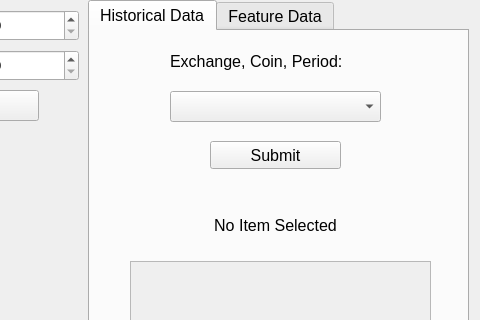
Old version of the form project/grapher.ui in the repository cluster-ai/Automarket; both pictures show x 592 to 1072 and y 0 to 320 of the 1072 by 712 pixel window.
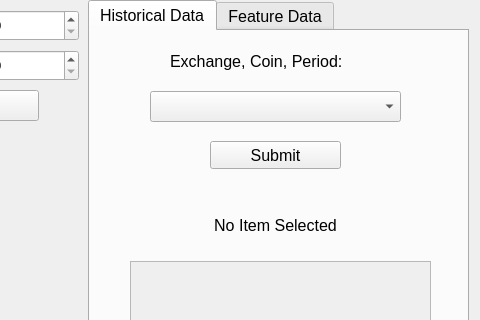
New version of the form.

Commit message: Implemented historical combobox selection, when submitted it now loads data into hist scroll widget and updates scroll label

Patch:
```diff
--- a/project/grapher.ui
+++ b/project/grapher.ui
@@ -50,9 +50,9 @@
      <widget class="QComboBox" name="index_id_box">
       <property name="geometry">
        <rect>
-        <x>80</x>
+        <x>60</x>
         <y>60</y>
-        <width>211</width>
+        <width>251</width>
         <height>31</height>
        </rect>
       </property>
```
The commit also changes 2 other files.
